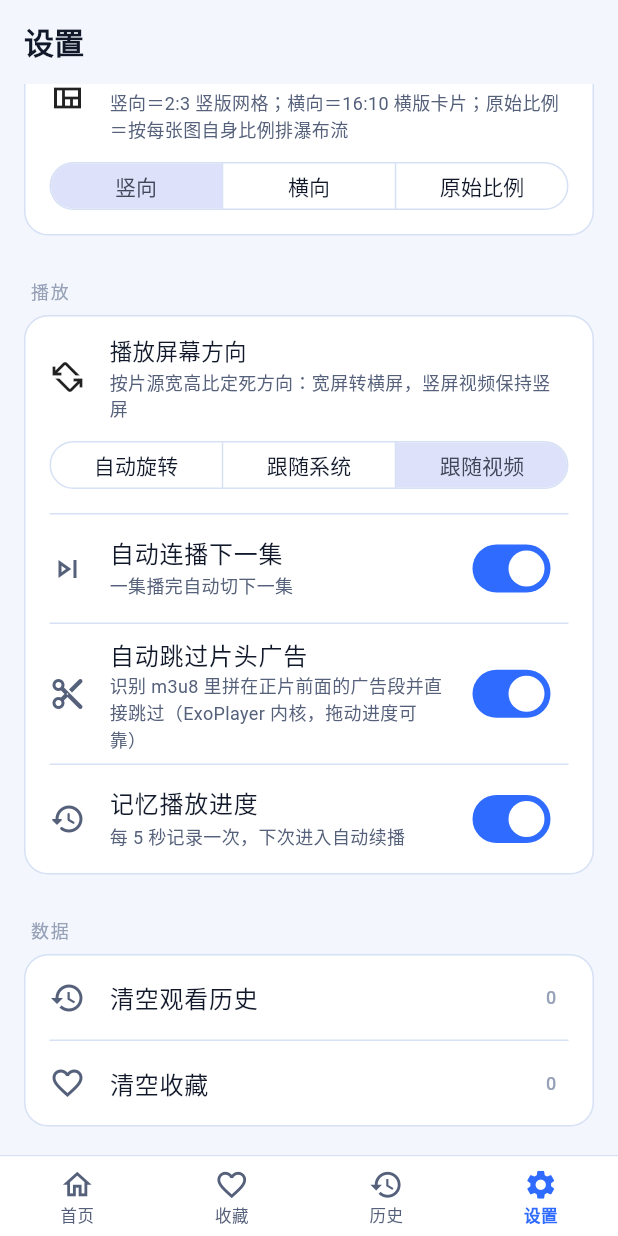
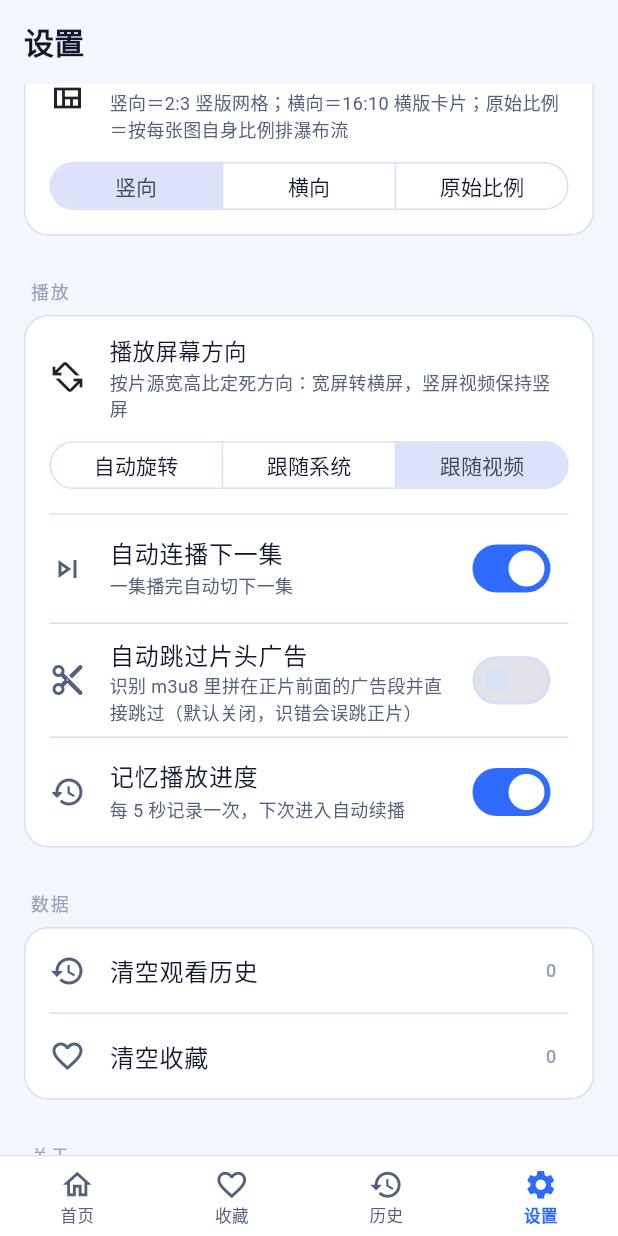
Before and after one commit to vteovi/yingshu, a Flutter app: the screen it shows after launch, item 4 of the bottom bar chosen, scrolled down 576 dp, on a phone screen of 412 x 824 dp. Run offline on Flutter 3.47's test engine with Material 3 defaults, Android fonts, the phone set to English and light mode, and no system bars; our stand-ins replace dio, shared_preferences, video_player, video_player_platform_interface; missing offline and left inert: file_selector, media_kit, screen_brightness, volume_controller.

Commit message:
跳过片头广告改为默认关闭；首页长按海报直接搜索该影片（0.23.0）

```diff
--- a/lib/core/constants.dart
+++ b/lib/core/constants.dart
@@ -1,6 +1,6 @@
 const String kAppName = '影枢';
 const String kAppNameEn = 'CineHub';
-const String kAppVersion = '0.22.0';
+const String kAppVersion = '0.23.0';
 const String kAppPackage = 'com.yingshu.player';
 
 /// 部分苹果CMS站点会校验 UA，默认伪装成桌面浏览器。
--- a/lib/pages/settings_page.dart
+++ b/lib/pages/settings_page.dart
@@ -222,7 +222,7 @@ class SettingsPage extends StatelessWidget {
                 secondary: const Icon(Icons.content_cut_rounded),
                 title: const Text('自动跳过片头广告'),
                 subtitle: Text(
-                  '识别 m3u8 里拼在正片前面的广告段并直接跳过（ExoPlayer 内核，拖动进度可靠）',
+                  '识别 m3u8 里拼在正片前面的广告段并直接跳过（默认关闭，识错会误跳正片）',
                   style: TextStyle(fontSize: 12, color: context.palette.textSecondary),
                 ),
                 value: app.skipIntroAd,
--- a/lib/state/app_state.dart
+++ b/lib/state/app_state.dart
@@ -141,7 +141,7 @@ class AppState extends ChangeNotifier {
   String _userAgent = kDefaultUserAgent;
   bool _autoPlayNext = true;
   bool _rememberProgress = true;
-  bool _skipIntroAd = true;
+  bool _skipIntroAd = false;
   ThemeMode _themeMode = ThemeMode.system;
   PosterSize _posterSize = PosterSize.medium;
   PosterMode _posterMode = PosterMode.portrait;
@@ -259,7 +259,8 @@ class AppState extends ChangeNotifier {
     _autoPlayNext = settings['autoPlayNext'] is bool ? settings['autoPlayNext'] as bool : true;
     _rememberProgress =
         settings['rememberProgress'] is bool ? settings['rememberProgress'] as bool : true;
-    _skipIntroAd = settings['skipIntroAd'] is bool ? settings['skipIntroAd'] as bool : true;
+    // 跳过片头广告默认关闭：识错广告段会误跳正片，要用户自己开
+    _skipIntroAd = settings['skipIntroAd'] is bool ? settings['skipIntroAd'] as bool : false;
     _themeMode = _parseThemeMode(settings['themeMode']);
     _posterSize = PosterSize.parse(settings['posterSize']);
     _playerOrientation = PlayerOrientation.parse(settings['playerOrientation']);
--- a/pubspec.yaml
+++ b/pubspec.yaml
@@ -1,7 +1,7 @@
 name: yingshu
 description: 影枢 CineHub —— 基于苹果CMS v10 采集接口的跨端流媒体播放器（订阅源聚合 / 点播 / 进度记忆）
 publish_to: 'none'
-version: 0.22.0+2200
+version: 0.23.0+2300
 
 environment:
   sdk: '>=3.4.0 <4.0.0'
```
Also changed, not shown: lib/pages/search_page.dart (+14 -1 lines), lib/widgets/vod_grid.dart (+14 -0 lines), 1 other file.
